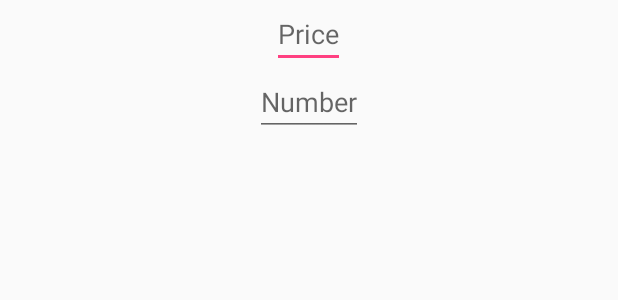
After one commit to vinilnarang/AndroidGraphExperiment, an Android app: the layout dialog_view_limit.xml on its own in the app's theme, with its tools: preview values and no code run, on a phone screen of 412 x 824 dp. The commit adds this screen. Shown: the top 300 px of the screen. Run offline under Robolectric (Android 15) with nearby library versions, the phone set to English and light mode, and no system bars.

Commit message:
Added dialog boxes accordingly. To add functionality later

```diff
--- /dev/null
+++ b/app/src/main/res/layout/dialog_view_limit.xml
@@ -0,0 +1,26 @@
+<?xml version="1.0" encoding="utf-8"?>
+<LinearLayout xmlns:android="http://schemas.android.com/apk/res/android"
+    android:orientation="vertical" android:layout_width="match_parent"
+    android:layout_height="match_parent">
+
+    <EditText
+        android:id="@+id/editTextPriceLimit"
+        android:layout_width="wrap_content"
+        android:layout_height="wrap_content"
+        android:inputType="numberDecimal"
+        android:digits="0123456789."
+        android:layout_gravity="center"
+        android:textAlignment="center"
+        android:hint="Price"/>
+
+    <EditText
+        android:id="@+id/editTextOrderLimit"
+        android:layout_width="wrap_content"
+        android:layout_height="wrap_content"
+        android:inputType="numberDecimal"
+        android:digits="0123456789"
+        android:layout_gravity="center"
+        android:textAlignment="center"
+        android:hint="Number"/>
+
+</LinearLayout>
--- a/app/src/main/res/menu/menu_main.xml
+++ b/app/src/main/res/menu/menu_main.xml
@@ -3,8 +3,8 @@
     xmlns:tools="http://schemas.android.com/tools"
     tools:context="com.vinil.the_game.tworoadsassignment.MainActivity">
     <item
-        android:id="@+id/action_settings"
+        android:id="@+id/action_orders"
         android:orderInCategory="100"
-        android:title="@string/action_settings"
+        android:title="@string/action_orders"
         app:showAsAction="never" />
 </menu>
--- a/app/src/main/res/values/strings.xml
+++ b/app/src/main/res/values/strings.xml
@@ -1,5 +1,7 @@
 <resources>
     <string name="app_name">TwoRoadsAssignment</string>
     <string name="action_settings">Settings</string>
+    <string name="action_orders">Orders</string>
     <string name="title_activity_start">StartActivity</string>
+    <string name="title_activity_orders">OrdersActivity</string>
 </resources>
```
Also changed, not shown: app/src/main/AndroidManifest.xml (+5 -2 lines), app/src/main/java/com/vinil/the_game/tworoadsassignment/MainActivity.java (+119 -35 lines), app/src/main/java/com/vinil/the_game/tworoadsassignment/OrdersActivity.java (added, +29 -0 lines), app/src/main/res/layout/activity_orders.xml (added, +34 -0 lines), app/src/main/res/layout/content_orders.xml (added, +15 -0 lines), app/src/main/res/layout/dialog_view_market.xml (added, +16 -0 lines).
